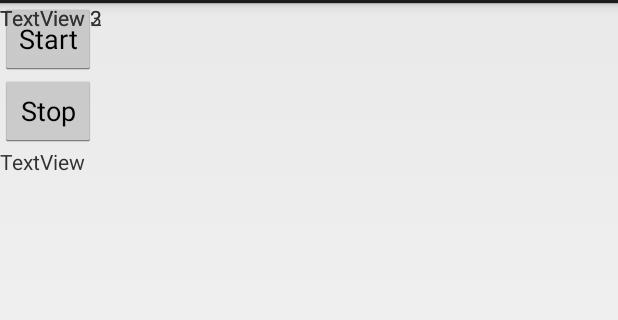
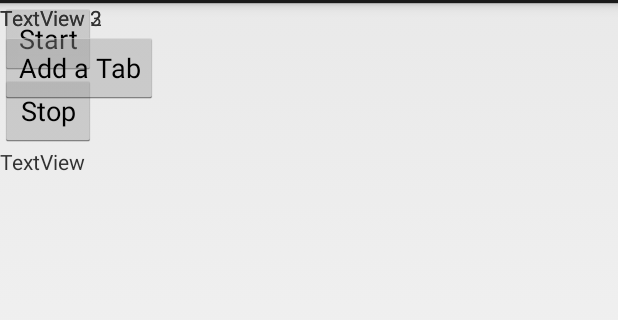
Before and after one commit to BullShark/AndroidTutorial, an Android app: the Tabs screen opened directly, with no data from a screen before it, on a phone screen of 412 x 824 dp, the part 69-389 px from its top. Run offline under Robolectric (Android 15) with nearby library versions, the light colour scheme and no system bars.

Commit message:
Completed Video Tutorial 85

```diff
--- a/app/src/main/java/ch/expectusafterlun/androidtutorial/Tabs.java
+++ b/app/src/main/java/ch/expectusafterlun/androidtutorial/Tabs.java
@@ -2,6 +2,8 @@ package ch.expectusafterlun.androidtutorial;
 
 import android.app.Activity;
 import android.os.Bundle;
+import android.widget.TabHost;
+import android.widget.TabHost.TabSpec;
 
 /**
  * Created by Christopher Lemire
@@ -12,5 +14,22 @@ public class Tabs extends Activity {
     protected void onCreate(Bundle savedInstanceState) {
         super.onCreate(savedInstanceState);
         setContentView(R.layout.tabs);
+
+        TabHost th = (TabHost) findViewById(R.id.tabhost);
+        th.setup();
+        TabSpec tabSpec = th.newTabSpec("tag1");
+        tabSpec.setContent(R.id.tab1);
+        tabSpec.setIndicator("StopWatch");
+        th.addTab(tabSpec);
+
+        tabSpec = th.newTabSpec("tag2");
+        tabSpec.setContent(R.id.tab2);
+        tabSpec.setIndicator("Tab 2");
+        th.addTab(tabSpec);
+
+        tabSpec = th.newTabSpec("tag3");
+        tabSpec.setContent(R.id.tab3);
+        tabSpec.setIndicator("Add a Tab");
+        th.addTab(tabSpec);
     }
 }
--- a/app/src/main/res/layout/tabs.xml
+++ b/app/src/main/res/layout/tabs.xml
@@ -77,6 +77,12 @@
                         android:layout_height="wrap_content"
                         android:text="TextView 3" />
 
+                    <Button
+                        android:id="@+id/btn_add_tab"
+                        android:layout_width="wrap_content"
+                        android:layout_height="wrap_content"
+                        android:text="Add a Tab" />
+
                 </LinearLayout>
 
             </FrameLayout>
```
Also changed, not shown: 1 other file.
